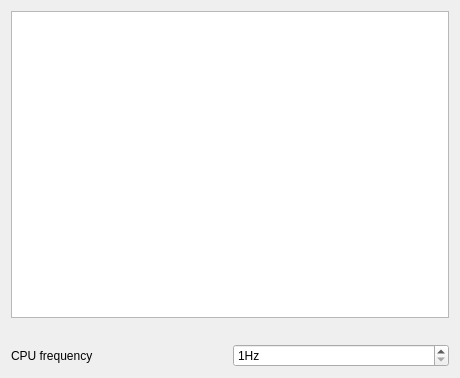
Old version of the form wizard/ui/cpu_select.ui in the repository imby/STM32VLDiscovery_BeRTOS.
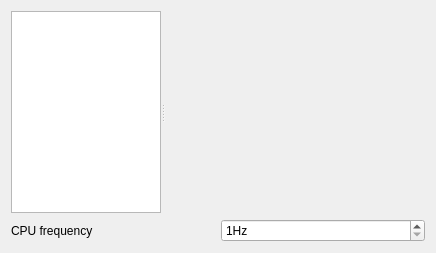
New version of the form.

Commit message: Restart the ui of the CPU selection page

What changed in the file:
```diff
--- a/wizard/ui/cpu_select.ui
+++ b/wizard/ui/cpu_select.ui
@@ -6,8 +6,8 @@
    <rect>
     <x>0</x>
     <y>0</y>
-    <width>460</width>
-    <height>378</height>
+    <width>436</width>
+    <height>253</height>
    </rect>
   </property>
   <property name="sizePolicy">
@@ -21,13 +21,23 @@
   </property>
   <layout class="QVBoxLayout" name="verticalLayout">
    <item>
-    <widget class="QListWidget" name="cpuList"/>
-   </item>
-   <item>
+    <widget class="QSplitter" name="splitter">
+     <property name="orientation">
+      <enum>Qt::Horizontal</enum>
+     </property>
+     <widget class="QListWidget" name="cpuList">
+      <property name="maximumSize">
+       <size>
+        <width>150</width>
+        <height>16777215</height>
+       </size>
+      </property>
+     </widget>
     <widget class="QLabel" name="descriptionLabel">
      <property name="text">
       <string/>
      </property>
+     </widget>
     </widget>
    </item>
    <item>
```
Lines whose indentation alone changed are shown as unchanged.
